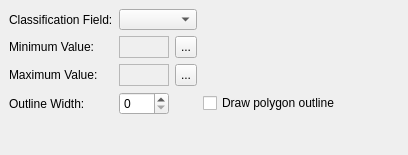
This is src/ui/qgscontinuouscolordialogbase.ui in kadas-albireo/kadas-albireo as Qt 5 draws it before an edit. The edited form follows.
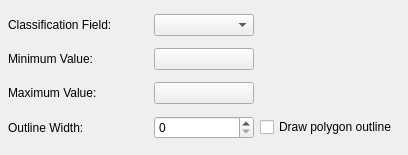
This is the edited form.

The edit to the form file:
```diff
--- a/src/ui/qgscontinuouscolordialogbase.ui
+++ b/src/ui/qgscontinuouscolordialogbase.ui
@@ -17,218 +17,18 @@
   </property>
   <layout class="QGridLayout" >
    <property name="margin" >
-    <number>9</number>
+    <number>8</number>
    </property>
    <property name="spacing" >
     <number>6</number>
    </property>
-   <item row="3" column="3" >
-    <widget class="QCheckBox" name="cb_polygonOutline" >
-     <property name="text" >
-      <string>Draw polygon outline</string>
-     </property>
-    </widget>
-   </item>
-   <item row="3" column="4" >
-    <spacer>
-     <property name="orientation" >
-      <enum>Qt::Horizontal</enum>
-     </property>
-     <property name="sizeType" >
-      <enum>QSizePolicy::Expanding</enum>
-     </property>
-     <property name="sizeHint" >
-      <size>
-       <width>21</width>
-       <height>20</height>
-      </size>
-     </property>
-    </spacer>
-   </item>
-   <item row="0" column="3" colspan="2" >
-    <spacer>
-     <property name="orientation" >
-      <enum>Qt::Horizontal</enum>
-     </property>
-     <property name="sizeType" >
-      <enum>QSizePolicy::Expanding</enum>
-     </property>
-     <property name="sizeHint" >
-      <size>
-       <width>141</width>
-       <height>21</height>
-      </size>
-     </property>
-    </spacer>
-   </item>
-   <item row="0" column="1" colspan="2" >
-    <widget class="QComboBox" name="classificationComboBox" >
-     <property name="minimumSize" >
-      <size>
-       <width>0</width>
-       <height>20</height>
-      </size>
-     </property>
-    </widget>
-   </item>
-   <item row="1" column="2" >
-    <widget class="QToolButton" name="btnMinValue" >
-     <property name="minimumSize" >
-      <size>
-       <width>22</width>
-       <height>22</height>
-      </size>
-     </property>
-     <property name="maximumSize" >
-      <size>
-       <width>22</width>
-       <height>22</height>
-      </size>
-     </property>
-     <property name="text" >
-      <string>...</string>
-     </property>
-    </widget>
-   </item>
-   <item row="1" column="1" >
-    <widget class="QLabel" name="lblMinValue" >
-     <property name="sizePolicy" >
-      <sizepolicy>
-       <hsizetype>1</hsizetype>
-       <vsizetype>1</vsizetype>
-       <horstretch>0</horstretch>
-       <verstretch>0</verstretch>
-      </sizepolicy>
-     </property>
-     <property name="minimumSize" >
-      <size>
-       <width>50</width>
-       <height>22</height>
-      </size>
-     </property>
-     <property name="maximumSize" >
-      <size>
-       <width>50</width>
-       <height>22</height>
-      </size>
-     </property>
-     <property name="autoFillBackground" >
-      <bool>true</bool>
-     </property>
-     <property name="frameShape" >
-      <enum>QFrame::StyledPanel</enum>
-     </property>
-     <property name="frameShadow" >
-      <enum>QFrame::Sunken</enum>
-     </property>
-     <property name="text" >
-      <string/>
-     </property>
-    </widget>
-   </item>
-   <item row="2" column="0" >
-    <widget class="QLabel" name="maxcolorlabel" >
-     <property name="minimumSize" >
-      <size>
-       <width>0</width>
-       <height>20</height>
-      </size>
-     </property>
-     <property name="text" >
-      <string>Maximum Value:</string>
-     </property>
-     <property name="buddy" >
-      <cstring>btnMaxValue</cstring>
-     </property>
-    </widget>
-   </item>
-   <item row="2" column="2" >
-    <widget class="QToolButton" name="btnMaxValue" >
-     <property name="minimumSize" >
-      <size>
-       <width>22</width>
-       <height>22</height>
-      </size>
-     </property>
-     <property name="maximumSize" >
-      <size>
-       <width>22</width>
-       <height>22</height>
-      </size>
-     </property>
-     <property name="text" >
-      <string>...</string>
-     </property>
-    </widget>
-   </item>
-   <item row="2" column="1" >
-    <widget class="QLabel" name="lblMaxValue" >
-     <property name="sizePolicy" >
-      <sizepolicy>
-       <hsizetype>1</hsizetype>
-       <vsizetype>1</vsizetype>
-       <horstretch>0</horstretch>
-       <verstretch>0</verstretch>
-      </sizepolicy>
-     </property>
-     <property name="minimumSize" >
-      <size>
-       <width>50</width>
-       <height>22</height>
-      </size>
-     </property>
-     <property name="maximumSize" >
-      <size>
-       <width>50</width>
-       <height>22</height>
-      </size>
-     </property>
-     <property name="autoFillBackground" >
-      <bool>true</bool>
-     </property>
-     <property name="frameShape" >
-      <enum>QFrame::StyledPanel</enum>
-     </property>
-     <property name="frameShadow" >
-      <enum>QFrame::Sunken</enum>
-     </property>
-     <property name="text" >
-      <string/>
-     </property>
-    </widget>
-   </item>
    <item row="3" column="1" >
     <widget class="QSpinBox" name="outlinewidthspinbox" />
    </item>
-   <item row="3" column="0" >
-    <widget class="QLabel" name="outlinewidthlabel" >
-     <property name="minimumSize" >
-      <size>
-       <width>0</width>
-       <height>20</height>
-      </size>
-     </property>
+   <item row="3" column="2" >
+    <widget class="QCheckBox" name="cb_polygonOutline" >
      <property name="text" >
-      <string>Outline Width:</string>
-     </property>
-     <property name="buddy" >
-      <cstring>outlinewidthspinbox</cstring>
-     </property>
-    </widget>
-   </item>
-   <item row="1" column="0" >
-    <widget class="QLabel" name="mincolorlabel" >
-     <property name="minimumSize" >
-      <size>
-       <width>0</width>
-       <height>20</height>
-      </size>
-     </property>
-     <property name="text" >
-      <string>Minimum Value:</string>
-     </property>
-     <property name="buddy" >
-      <cstring>btnMinValue</cstring>
+      <string>Draw polygon outline</string>
      </property>
     </widget>
    </item>
@@ -248,18 +48,101 @@
      </property>
     </widget>
    </item>
-   <item row="4" column="2" >
-    <spacer>
-     <property name="orientation" >
-      <enum>Qt::Vertical</enum>
+   <item row="1" column="0" >
+    <widget class="QLabel" name="mincolorlabel" >
+     <property name="minimumSize" >
+      <size>
+       <width>0</width>
+       <height>20</height>
+      </size>
      </property>
-     <property name="sizeHint" >
+     <property name="text" >
+      <string>Minimum Value:</string>
+     </property>
+     <property name="buddy" >
+      <cstring>btnMinValue</cstring>
+     </property>
+    </widget>
+   </item>
+   <item row="3" column="0" >
+    <widget class="QLabel" name="outlinewidthlabel" >
+     <property name="minimumSize" >
       <size>
-       <width>20</width>
-       <height>40</height>
+       <width>0</width>
+       <height>20</height>
       </size>
      </property>
-    </spacer>
+     <property name="text" >
+      <string>Outline Width:</string>
+     </property>
+     <property name="buddy" >
+      <cstring>outlinewidthspinbox</cstring>
+     </property>
+    </widget>
+   </item>
+   <item row="2" column="1" >
+    <widget class="QToolButton" name="btnMaxValue" >
+     <property name="minimumSize" >
+      <size>
+       <width>100</width>
+       <height>22</height>
+      </size>
+     </property>
+     <property name="maximumSize" >
+      <size>
+       <width>100</width>
+       <height>22</height>
+      </size>
+     </property>
+     <property name="text" >
+      <string/>
+     </property>
+    </widget>
+   </item>
+   <item row="2" column="0" >
+    <widget class="QLabel" name="maxcolorlabel" >
+     <property name="minimumSize" >
+      <size>
+       <width>0</width>
+       <height>20</height>
+      </size>
+     </property>
+     <property name="text" >
+      <string>Maximum Value:</string>
+     </property>
+     <property name="buddy" >
+      <cstring>btnMaxValue</cstring>
+     </property>
+    </widget>
+   </item>
+   <item row="1" column="1" >
+    <widget class="QToolButton" name="btnMinValue" >
+     <property name="minimumSize" >
+      <size>
+       <width>100</width>
+       <height>22</height>
+      </size>
+     </property>
+     <property name="maximumSize" >
+      <size>
+       <width>100</width>
+       <height>22</height>
+      </size>
+     </property>
+     <property name="text" >
+      <string/>
+     </property>
+    </widget>
+   </item>
+   <item row="0" column="1" >
+    <widget class="QComboBox" name="classificationComboBox" >
+     <property name="minimumSize" >
+      <size>
+       <width>0</width>
+       <height>20</height>
+      </size>
+     </property>
+    </widget>
    </item>
   </layout>
  </widget>
```
